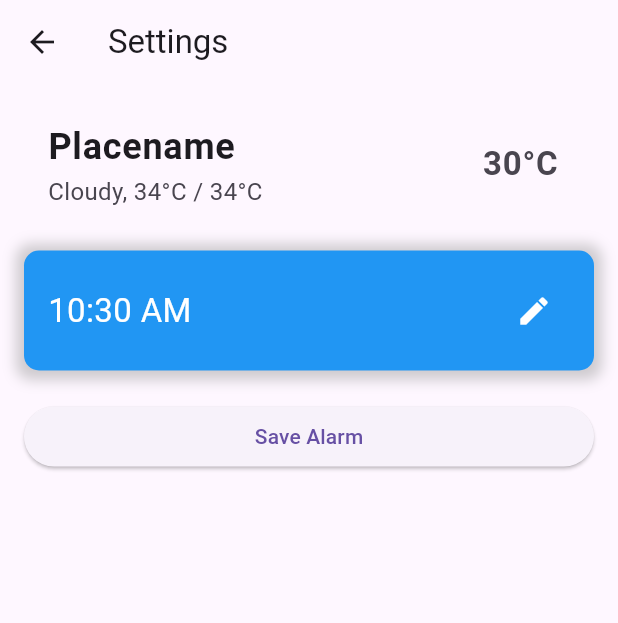
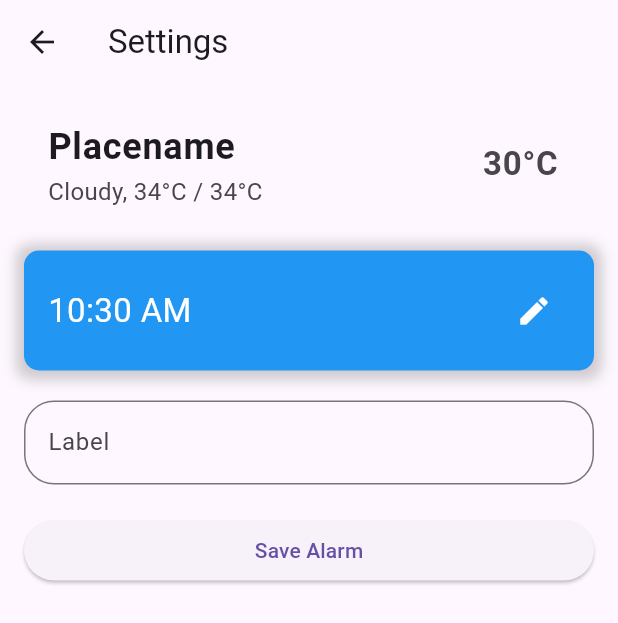
Before and after one commit to Athulprakash02/gritstone_task, a Flutter app: the screen it shows after launch, after a tap on the "add" icon, on a phone screen of 412 x 824 dp. Shown: the top 623 px of the screen. Run offline on Flutter 3.47's test engine with Material 3 defaults, Android fonts, the phone set to English and light mode, and no system bars; our stand-ins replace bloc, flutter_bloc, hive, hive_flutter; accounts and stored records are empty.

Commit message:
models created and bloc added

```diff
--- a/lib/controller/alarm bloc/alarm_bloc.dart
+++ b/lib/controller/alarm bloc/alarm_bloc.dart
@@ -1,16 +1,33 @@
 import 'package:bloc/bloc.dart';
 import 'package:flutter/material.dart';
+import 'package:gritstone_task/model/alarm%20model/alarm_model.dart';
+import 'package:gritstone_task/services/alarm%20service/alarm_service.dart';
+import 'package:hive/hive.dart';
 import 'package:meta/meta.dart';
 
 part 'alarm_event.dart';
 part 'alarm_state.dart';
 
 class AlarmBloc extends Bloc<AlarmEvent, AlarmState> {
-  AlarmBloc() : super(AlarmInitial(selectedTime: TimeOfDay.now())) {
+  AlarmBloc()
+      : super(AlarmInitial(
+          selectedTime: TimeOfDay.now(),
+        )) {
     on<EditTimeEvent>((event, emit) {
       print('object');
       print(event.selectedTime);
-      return emit(TimeSelectedState(selectedTime: event.selectedTime));
+      return emit(TimeSelectedState(
+        selectedTime: event.selectedTime,
+      ));
     });
+
+    on<SaveAlarmEvent>(
+      (event, emit) {
+        // final alarmDb = Hive.box<AlarmModel>('alarms');
+        // alarmDb.add(event.alarmDetails);
+        // print(alarmDb.length);
+        savedAlarms.add(event.alarmDetails);
+      },
+    );
   }
 }
--- a/lib/controller/alarm bloc/alarm_event.dart
+++ b/lib/controller/alarm bloc/alarm_event.dart
@@ -8,3 +8,10 @@ class EditTimeEvent extends AlarmEvent{
 
   EditTimeEvent({required this.selectedTime});
 }
+
+class SaveAlarmEvent extends AlarmEvent {
+  // final TimeOfDay selectedTime;
+  final AlarmModel alarmDetails;
+
+  SaveAlarmEvent({required this.alarmDetails});
+}
--- a/lib/controller/alarm bloc/alarm_state.dart
+++ b/lib/controller/alarm bloc/alarm_state.dart
@@ -1,20 +1,17 @@
 part of 'alarm_bloc.dart';
 
 @immutable
-sealed class AlarmState {
+ class AlarmState {
   final TimeOfDay selectedTime;
+  // final List<AlarmModel> alarmList;
 
-  AlarmState({required this.selectedTime});
+  AlarmState({required this.selectedTime, });
 }
 
 final class AlarmInitial extends AlarmState {
-  AlarmInitial({required super.selectedTime});
+  AlarmInitial({required super.selectedTime, });
 }
 
 class TimeSelectedState extends AlarmState {
-  final TimeOfDay selectedTime;
-
-  TimeSelectedState({required this.selectedTime}) : super(selectedTime: selectedTime);
-
-
+  TimeSelectedState({required super.selectedTime, });
 }
--- a/lib/controller/home bloc/home_event.dart
+++ b/lib/controller/home bloc/home_event.dart
@@ -2,3 +2,9 @@ part of 'home_bloc.dart';
 
 @immutable
 sealed class HomeEvent {}
+
+
+class HomeInitialEvent extends HomeEvent {
+
+
+}
--- a/lib/controller/home bloc/home_state.dart
+++ b/lib/controller/home bloc/home_state.dart
@@ -1,6 +1,12 @@
 part of 'home_bloc.dart';
 
 @immutable
-sealed class HomeState {}
+sealed class HomeState {
+  final List<AlarmModel> alarmList;
 
-final class HomeInitial extends HomeState {}
+  const HomeState({required this.alarmList});
+}
+
+final class HomeInitial extends HomeState {
+  const HomeInitial({required super.alarmList});
+}
--- a/lib/main.dart
+++ b/lib/main.dart
@@ -1,10 +1,17 @@
 import 'package:flutter/material.dart';
 import 'package:flutter_bloc/flutter_bloc.dart';
 import 'package:gritstone_task/controller/alarm%20bloc/alarm_bloc.dart';
+import 'package:gritstone_task/controller/home%20bloc/home_bloc.dart';
+import 'package:gritstone_task/model/alarm%20model/alarm_model.dart';
 import 'package:gritstone_task/view/home/home.dart';
+import 'package:hive_flutter/adapters.dart';
 
-void main(List<String> args) {
-  runApp(MyApp());
+void main() async{
+  WidgetsFlutterBinding.ensureInitialized();
+  await Hive.initFlutter();
+  Hive.registerAdapter(AlarmModelAdapter());
+  await Hive.openBox<AlarmModel>('alarms');
+  runApp(const MyApp());
 }
 
 class MyApp extends StatelessWidget {
@@ -14,8 +21,12 @@ class MyApp extends StatelessWidget {
   Widget build(BuildContext context) {
     return MultiBlocProvider(
 
-      providers: [BlocProvider(create: (context) => AlarmBloc(),)],
-      child: MaterialApp(
+      providers: [BlocProvider(create: (context) => AlarmBloc(),),
+      BlocProvider(
+        create: (context) => HomeBloc(),
+        child: Container(),
+      )],
+      child:  MaterialApp(
         debugShowCheckedModeBanner: false,
         home: HomeScreen(),
       ),
--- /dev/null
+++ b/lib/model/alarm model/alarm_model.dart
@@ -0,0 +1,20 @@
+import 'package:flutter/material.dart';
+import 'package:hive/hive.dart';
+part 'alarm_model.g.dart';
+
+@HiveType(typeId: 1)
+class AlarmModel {
+  @HiveField(0)
+  int? id;
+
+  @HiveField(1)
+  final String label;
+
+  @HiveField(2)
+  final TimeOfDay time;
+
+  AlarmModel({required this.label, required this.time});
+
+
+
+}
--- a/lib/view/alarm/alarm.dart
+++ b/lib/view/alarm/alarm.dart
@@ -1,11 +1,14 @@
 import 'package:flutter/material.dart';
 import 'package:flutter_bloc/flutter_bloc.dart';
 import 'package:gritstone_task/controller/alarm%20bloc/alarm_bloc.dart';
+import 'package:gritstone_task/model/alarm%20model/alarm_model.dart';
 import 'package:gritstone_task/services/alarm%20service/alarm_service.dart';
+import 'package:gritstone_task/view/home/home.dart';
 
 class AlarmSettings extends StatelessWidget {
   AlarmSettings({Key? key}) : super(key: key);
   TimeOfDay time = TimeOfDay.now();
+  final TextEditingController labelController = TextEditingController();
 
   @override
   Widget build(BuildContext context) {
@@ -77,7 +80,7 @@ class AlarmSettings extends StatelessWidget {
                       color: Colors.white,
                     ),
                     onPressed: () async {
-                      time = await alarmService.setAlarm(context);
+                      time = await alarmService.setTime(context);
                       BlocProvider.of<AlarmBloc>(context)
                           .add(EditTimeEvent(selectedTime: time));
                     },
@@ -86,9 +89,28 @@ class AlarmSettings extends StatelessWidget {
               ),
             ),
             SizedBox(height: 20),
+            TextField(
+              controller: labelController,
+              decoration: InputDecoration(
+                labelText: 'Label',
+                hintText: 'Wake up',
+                border:
+                    OutlineInputBorder(borderRadius: BorderRadius.circular(20)),
+              ),
+            ),
+            SizedBox(height: 20),
             ElevatedButton(
               onPressed: () {
-                print(time);
+                AlarmModel alarmDetails = AlarmModel(
+                    label: labelController.text.trim() ?? 'alarm', time: time);
+                alarmService.saveAlarm(alarmDetails);
+                // BlocProvider.of<AlarmBloc>(context).add(SaveAlarmEvent(
+                //     alarmDetails: alarmDetails));
+                Navigator.of(context).pushAndRemoveUntil(
+                    MaterialPageRoute(
+                      builder: (context) => HomeScreen(),
+                    ),
+                    (route) => false);
               },
               child: Text('Save Alarm'),
             ),
--- a/lib/view/home/home.dart
+++ b/lib/view/home/home.dart
@@ -1,26 +1,39 @@
 import 'package:flutter/material.dart';
+import 'package:flutter_bloc/flutter_bloc.dart';
+import 'package:gritstone_task/controller/alarm%20bloc/alarm_bloc.dart';
+import 'package:gritstone_task/controller/home%20bloc/home_bloc.dart';
+import 'package:gritstone_task/model/alarm%20model/alarm_model.dart';
+import 'package:gritstone_task/services/alarm%20service/alarm_service.dart';
 import 'package:gritstone_task/view/alarm/alarm.dart';
 
 class HomeScreen extends StatelessWidget {
-  const HomeScreen({super.key});
+  HomeScreen({super.key});
+  final AlarmService alarmService = AlarmService();
 
   @override
   Widget build(BuildContext context) {
+    // alarmService.getAlarms();
     Size size = MediaQuery.sizeOf(context);
     return Scaffold(
       appBar: AppBar(
         title: Text('Alarm'),
         centerTitle: true,
       ),
-      body: SizedBox(
-        width: size.width,
-        height: size.height,
-        child: ListView.builder(
-          itemCount: 5,
-          itemBuilder: (context, index) => ListTile(
-            title: Text('data'),
-          ),
-        ),
+      body: BlocBuilder<HomeBloc, HomeState>(
+        builder: (context, state) {
+          return SizedBox(
+            width: size.width,
+            height: size.height,
+            child: ListView.builder(
+                itemCount: state.alarmList.length,
+                itemBuilder: (context, index) {
+                  AlarmModel alarm = state.alarmList[index];
+                  return ListTile(
+                    title: Text(alarm.label),
+                  );
+                }),
+          );
+        },
       ),
       floatingActionButton: FloatingActionButton(
         onPressed: () {
```
Also changed, not shown: lib/controller/home bloc/home_bloc.dart (+9 -3 lines), lib/services/alarm service/alarm_service.dart (+18 -1 lines), lib/model/alarm model/alarm_model.g.dart (added).
